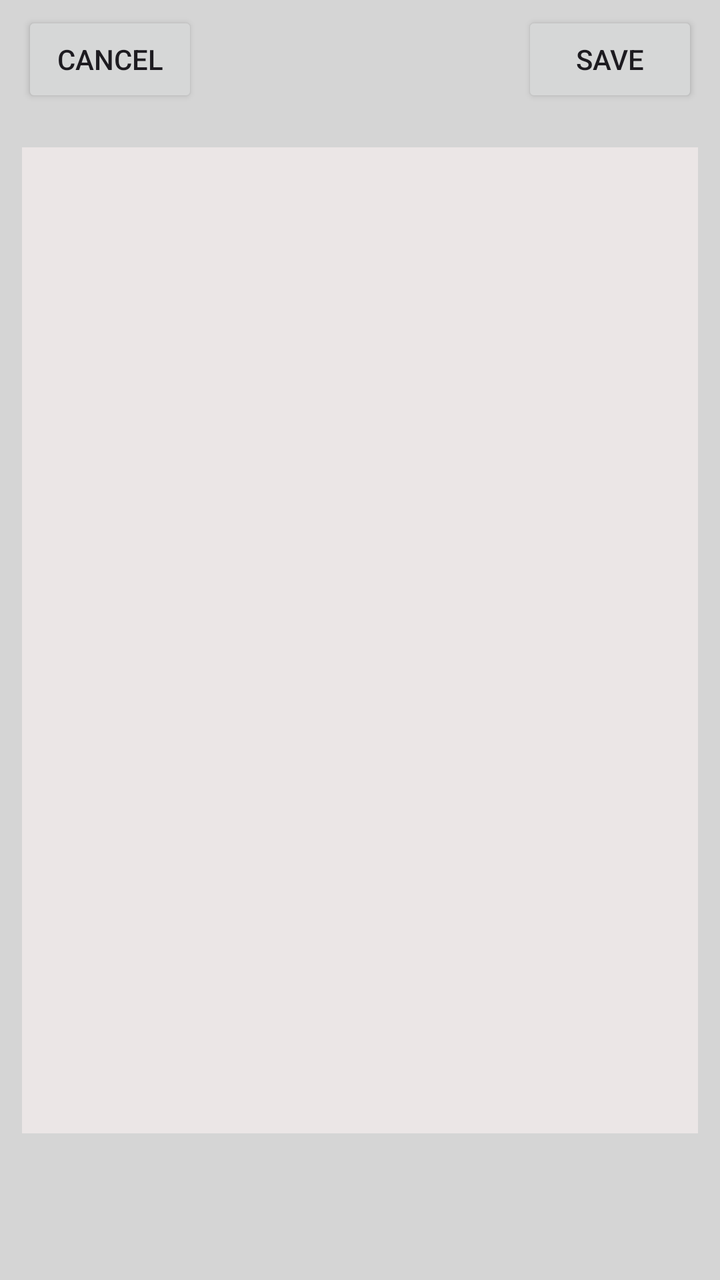
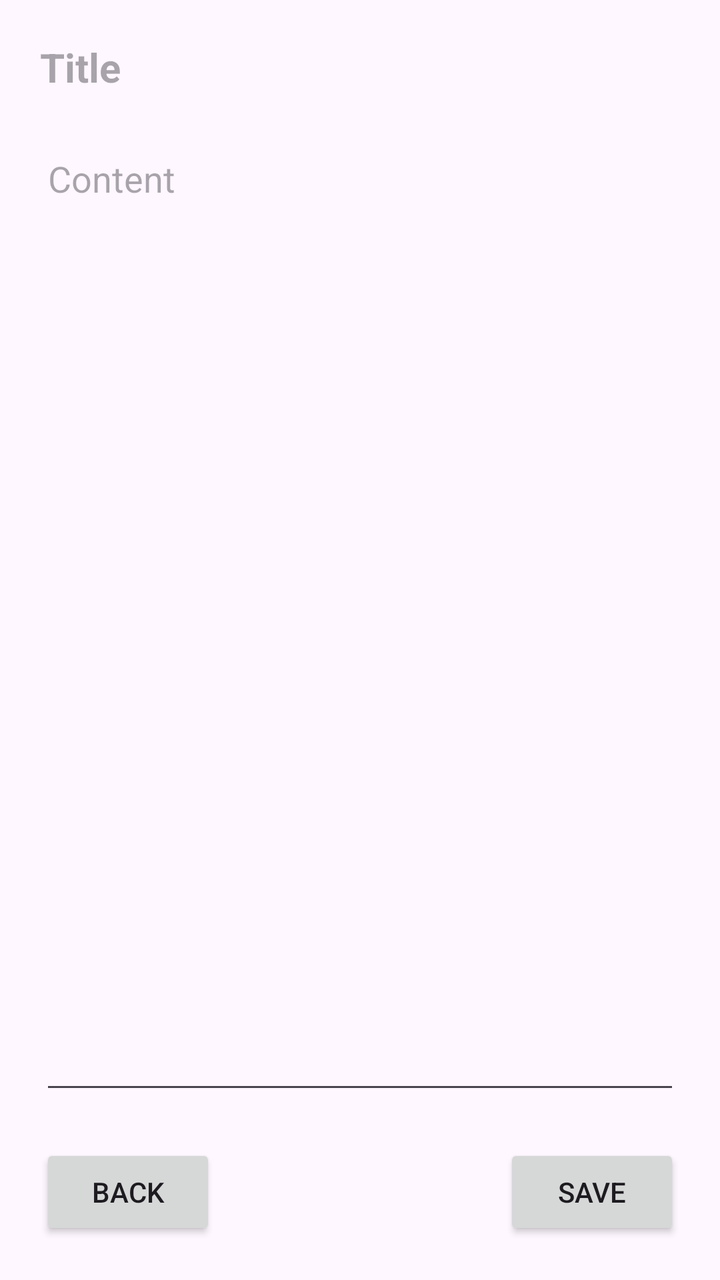

Two renders of the same Android screen: before a commit and after it. Below are the layout's source before the change and the commit's diff.
<!-- AndroidManifest.xml: application theme Theme.NoteTaking_Application -->
<!-- res/layout/fragment_add_edit_notes.xml -->
<?xml version="1.0" encoding="utf-8"?>
<FrameLayout xmlns:android="http://schemas.android.com/apk/res/android"
    xmlns:app="http://schemas.android.com/apk/res-auto"
    xmlns:tools="http://schemas.android.com/tools"
    android:layout_width="match_parent"
    android:layout_height="match_parent"
    tools:context=".AddEditNotesFragment">

    <androidx.constraintlayout.widget.ConstraintLayout
        android:layout_width="match_parent"
        android:layout_height="match_parent"
        android:background="#D5D5D5">

        <EditText
            android:id="@+id/editTextTextMultiLine2"
            android:layout_width="338dp"
            android:layout_height="493dp"
            android:background="#FFFFFF"
            android:backgroundTint="#EBE6E6"
            android:ems="10"
            android:gravity="start|top"
            android:inputType="textMultiLine"
            android:outlineProvider="bounds"
            app:layout_constraintBottom_toBottomOf="parent"
            app:layout_constraintEnd_toEndOf="parent"
            app:layout_constraintHorizontal_bias="0.506"
            app:layout_constraintStart_toStartOf="parent"
            app:layout_constraintTop_toTopOf="parent" />

        <Button
            android:id="@+id/button"
            android:layout_width="wrap_content"
            android:layout_height="wrap_content"
            android:text="Save"
            app:layout_constraintEnd_toEndOf="@+id/editTextTextMultiLine2"
            app:layout_constraintTop_toTopOf="@+id/button2" />

        <Button
            android:id="@+id/button2"
            android:layout_width="wrap_content"
            android:layout_height="wrap_content"
            android:layout_marginBottom="20dp"
            android:text="Cancel"
            app:layout_constraintBottom_toTopOf="@+id/editTextTextMultiLine2"
            app:layout_constraintStart_toStartOf="@+id/editTextTextMultiLine2" />
    </androidx.constraintlayout.widget.ConstraintLayout>
</FrameLayout>
<!-- resources referenced by this layout -->
<resources>
  <style name="Theme.NoteTaking_Application" parent="Base.Theme.NoteTaking_Application" />
  <style name="Base.Theme.NoteTaking_Application" parent="Theme.Material3.DayNight.NoActionBar">
          
          
      </style>
</resources>

<!-- the commit's change to res/layout/fragment_add_edit_notes.xml (unified diff, before → after) -->
@@ -1,47 +1,58 @@
-<?xml version="1.0" encoding="utf-8"?>
-<FrameLayout xmlns:android="http://schemas.android.com/apk/res/android"
+<androidx.constraintlayout.widget.ConstraintLayout xmlns:android="http://schemas.android.com/apk/res/android"
     xmlns:app="http://schemas.android.com/apk/res-auto"
     xmlns:tools="http://schemas.android.com/tools"
+    android:id="@+id/addEditNotes"
     android:layout_width="match_parent"
     android:layout_height="match_parent"
     tools:context=".AddEditNotesFragment">
 
-    <androidx.constraintlayout.widget.ConstraintLayout
-        android:layout_width="match_parent"
-        android:layout_height="match_parent"
-        android:background="#D5D5D5">
+    <TextView
+        android:id="@+id/textView"
+        android:layout_width="0dp"
+        android:layout_height="wrap_content"
+        android:layout_margin="20dp"
+        android:hint="Title"
+        android:textSize="20sp"
+        android:textStyle="bold"
+        app:layout_constraintEnd_toEndOf="parent"
+        app:layout_constraintStart_toStartOf="parent"
+        app:layout_constraintTop_toTopOf="parent" />
 
-        <EditText
-            android:id="@+id/editTextTextMultiLine2"
-            android:layout_width="338dp"
-            android:layout_height="493dp"
-            android:background="#FFFFFF"
-            android:backgroundTint="#EBE6E6"
-            android:ems="10"
-            android:gravity="start|top"
-            android:inputType="textMultiLine"
-            android:outlineProvider="bounds"
-            app:layout_constraintBottom_toBottomOf="parent"
-            app:layout_constraintEnd_toEndOf="parent"
-            app:layout_constraintHorizontal_bias="0.506"
-            app:layout_constraintStart_toStartOf="parent"
-            app:layout_constraintTop_toTopOf="parent" />
+    <EditText
+        android:id="@+id/editTextTextMultiLine2"
+        android:layout_width="0dp"
+        android:layout_height="0dp"
+        android:layout_margin="20dp"
+        android:ems="10"
+        android:gravity="start|top"
+        android:hint="Content"
+        android:inputType="textMultiLine"
+        app:layout_constraintBottom_toTopOf="@+id/button3"
+        app:layout_constraintEnd_toEndOf="parent"
+        app:layout_constraintHorizontal_bias="0.0"
+        app:layout_constraintStart_toStartOf="parent"
+        app:layout_constraintTop_toBottomOf="@+id/textView"
+        app:layout_constraintVertical_bias="0.6" />
 
-        <Button
-            android:id="@+id/button"
-            android:layout_width="wrap_content"
-            android:layout_height="wrap_content"
-            android:text="Save"
-            app:layout_constraintEnd_toEndOf="@+id/editTextTextMultiLine2"
-            app:layout_constraintTop_toTopOf="@+id/button2" />
+    <Button
+        android:id="@+id/button3"
+        android:layout_width="wrap_content"
+        android:layout_height="wrap_content"
+        android:layout_marginEnd="20dp"
+        android:layout_marginBottom="20dp"
+        android:text="Save"
+        app:layout_constraintBottom_toBottomOf="parent"
+        app:layout_constraintEnd_toEndOf="parent"
+        app:layout_constraintTop_toTopOf="@+id/button4" />
 
-        <Button
-            android:id="@+id/button2"
-            android:layout_width="wrap_content"
-            android:layout_height="wrap_content"
-            android:layout_marginBottom="20dp"
-            android:text="Cancel"
-            app:layout_constraintBottom_toTopOf="@+id/editTextTextMultiLine2"
-            app:layout_constraintStart_toStartOf="@+id/editTextTextMultiLine2" />
-    </androidx.constraintlayout.widget.ConstraintLayout>
-</FrameLayout>
+    <Button
+        android:id="@+id/button4"
+        android:layout_width="wrap_content"
+        android:layout_height="wrap_content"
+        android:layout_marginStart="20dp"
+        android:layout_marginBottom="20dp"
+        android:text="Back"
+        app:layout_constraintBottom_toBottomOf="parent"
+        app:layout_constraintStart_toStartOf="parent" />
+
+</androidx.constraintlayout.widget.ConstraintLayout>
